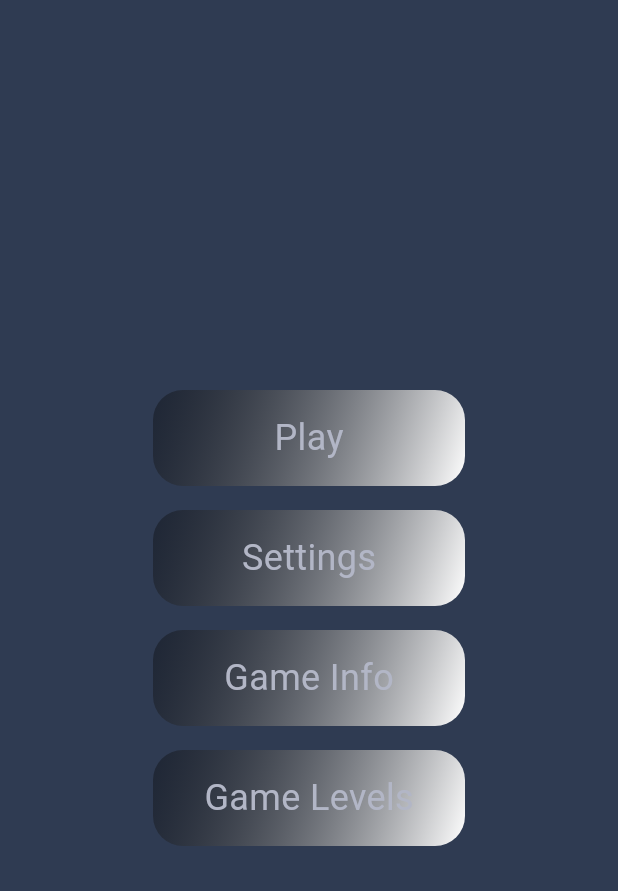
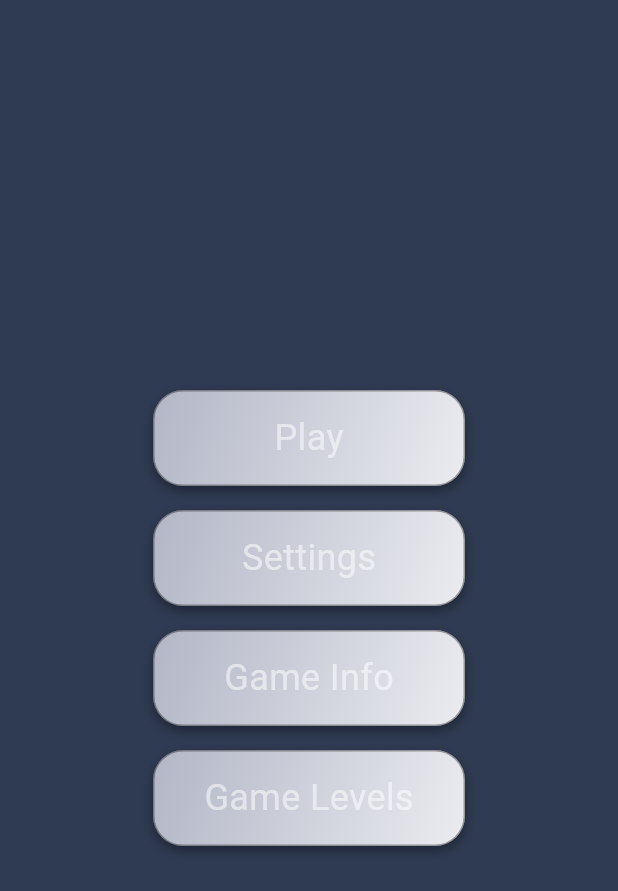
Before and after one commit to hngx-org/team-rainbow_troops-breakout-revival, a Flutter app: the MenuView screen opened directly, on a phone screen of 412 x 824 dp. Shown: the top 891 px of the screen. Run offline on Flutter 3.47's test engine with Material 2 defaults, Android fonts, the phone set to English and light mode, and no system bars; our stand-ins replace google_fonts; missing offline and left inert: flame, flame_audio, flame_forge2d.

Commit message:
feat: update the menu look

```diff
--- a/lib/utils/widgets/menu_button.dart
+++ b/lib/utils/widgets/menu_button.dart
@@ -18,14 +18,28 @@ class MenuButton extends StatelessWidget {
           gradient: LinearGradient(
             begin: Alignment.topLeft,
             end: Alignment.bottomRight,
-            colors: [Colors.black.withOpacity(0.35), Colors.white],
+            colors: [
+              const Color(0xFFB2B6C6).withOpacity(1.0),
+              const Color(0xFFEBECF0).withOpacity(1.0),
+            ],
           ),
+          border: Border.all(
+            color: Colors.black.withOpacity(0.35),
+            width: 1.0,
+          ),
+          boxShadow: [
+            BoxShadow(
+              color: Colors.black.withOpacity(0.35),
+              blurRadius: 5.0,
+              offset: const Offset(0, 3),
+            ),
+          ],
         ),
         child: Center(
           child: Text(
             viewModel.title,
             style: const TextStyle(
-              color: Color(0xFFB2B6C6),
+              color: Colors.white54,
               fontSize: 24,
               fontWeight: FontWeight.w400,
             ),
```
